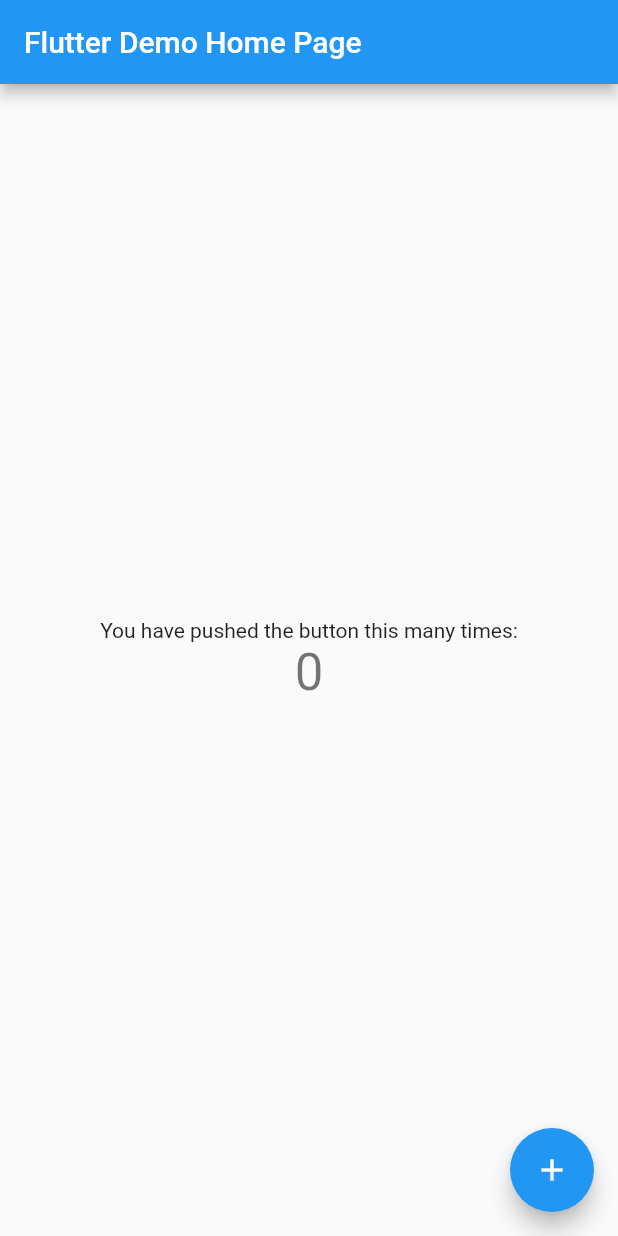
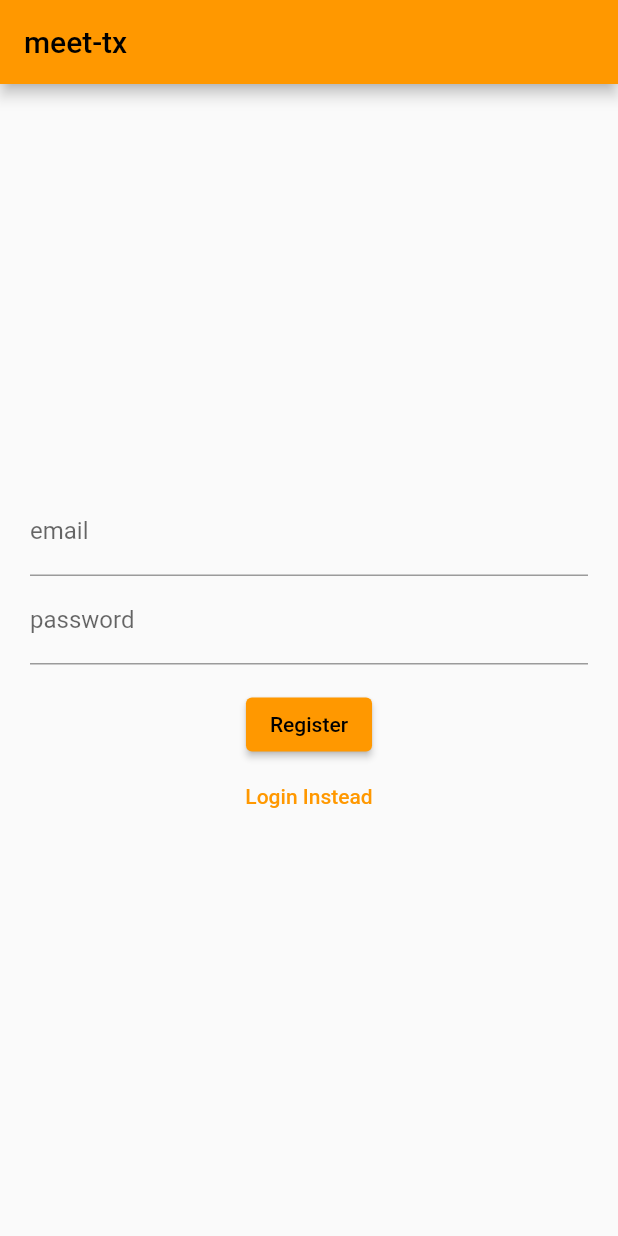
Before and after one commit to owlsCloud/meettx_eval, a Flutter app: the screen it shows after launch, on a phone screen of 412 x 824 dp. Run offline on Flutter 3.47's test engine with Material 2 defaults, Android fonts, the phone set to English and light mode, and no system bars; our stand-ins replace firebase_auth, firebase_core; accounts and stored records are empty.

Commit message:
added auth

```diff
--- /dev/null
+++ b/lib/auth.dart
@@ -0,0 +1,30 @@
+import 'package:firebase_auth/firebase_auth.dart';
+
+class Auth {
+  //creates instance of firebase
+  final FirebaseAuth _firebaseAuth = FirebaseAuth.instance;
+
+  User? get currentUser => _firebaseAuth.currentUser;
+
+  Stream<User?> get authStateChanges => _firebaseAuth.authStateChanges();
+
+//sign user in
+  Future<void> signIn({required String email, required String password}) async {
+    await _firebaseAuth.signInWithEmailAndPassword(
+        email: email, password: password);
+  }
+
+//creates user
+  Future<void> createUser({
+    required String email,
+    required String password,
+  }) async {
+    await _firebaseAuth.createUserWithEmailAndPassword(
+        email: email, password: password);
+  }
+
+//sign out user
+  Future<void> signOut() async {
+    await _firebaseAuth.signOut();
+  }
+}
--- a/lib/main.dart
+++ b/lib/main.dart
@@ -1,6 +1,10 @@
 import 'package:flutter/material.dart';
+import 'package:meettx_eval/widget_tree.dart';
+import 'package:firebase_core/firebase_core.dart';
 
-void main() {
+Future<void> main() async {
+  WidgetsFlutterBinding.ensureInitialized();
+  await Firebase.initializeApp();
   runApp(const MyApp());
 }
 
@@ -11,105 +15,12 @@
   @override
   Widget build(BuildContext context) {
     return MaterialApp(
-      title: 'Flutter Demo',
+      debugShowCheckedModeBanner: false,
+      title: 'Meet-Tx',
       theme: ThemeData(
-        // This is the theme of your application.
-        //
-        // Try running your application with "flutter run". You'll see the
-        // application has a blue toolbar. Then, without quitting the app, try
-        // changing the primarySwatch below to Colors.green and then invoke
-        // "hot reload" (press "r" in the console where you ran "flutter run",
-        // or simply save your changes to "hot reload" in a Flutter IDE).
-        // Notice that the counter didn't reset back to zero; the application
-        // is not restarted.
-        primarySwatch: Colors.blue,
+        primarySwatch: Colors.orange,
       ),
-      home: const MyHomePage(title: 'Flutter Demo Home Page'),
+      home: const WidgetTree(),
     );
   }
 }
-
-class MyHomePage extends StatefulWidget {
-  const MyHomePage({super.key, required this.title});
-
-  // This widget is the home page of your application. It is stateful, meaning
-  // that it has a State object (defined below) that contains fields that affect
-  // how it looks.
-
-  // This class is the configuration for the state. It holds the values (in this
-  // case the title) provided by the parent (in this case the App widget) and
-  // used by the build method of the State. Fields in a Widget subclass are
-  // always marked "final".
-
-  final String title;
-
-  @override
-  State<MyHomePage> createState() => _MyHomePageState();
-}
-
-class _MyHomePageState extends State<MyHomePage> {
-  int _counter = 0;
-
-  void _incrementCounter() {
-    setState(() {
-      // This call to setState tells the Flutter framework that something has
-      // changed in this State, which causes it to rerun the build method below
-      // so that the display can reflect the updated values. If we changed
-      // _counter without calling setState(), then the build method would not be
-      // called again, and so nothing would appear to happen.
-      _counter++;
-    });
-  }
-
-  @override
-  Widget build(BuildContext context) {
-    // This method is rerun every time setState is called, for instance as done
-    // by the _incrementCounter method above.
-    //
-    // The Flutter framework has been optimized to make rerunning build methods
-    // fast, so that you can just rebuild anything that needs updating rather
-    // than having to individually change instances of widgets.
-    return Scaffold(
-      appBar: AppBar(
-        // Here we take the value from the MyHomePage object that was created by
-        // the App.build method, and use it to set our appbar title.
-        title: Text(widget.title),
-      ),
-      body: Center(
-        // Center is a layout widget. It takes a single child and positions it
-        // in the middle of the parent.
-        child: Column(
-          // Column is also a layout widget. It takes a list of children and
-          // arranges them vertically. By default, it sizes itself to fit its
-          // children horizontally, and tries to be as tall as its parent.
-          //
-          // Invoke "debug painting" (press "p" in the console, choose the
-          // "Toggle Debug Paint" action from the Flutter Inspector in Android
-          // Studio, or the "Toggle Debug Paint" command in Visual Studio Code)
-          // to see the wireframe for each widget.
-          //
-          // Column has various properties to control how it sizes itself and
-          // how it positions its children. Here we use mainAxisAlignment to
-          // center the children vertically; the main axis here is the vertical
-          // axis because Columns are vertical (the cross axis would be
-          // horizontal).
-          mainAxisAlignment: MainAxisAlignment.center,
-          children: <Widget>[
-            const Text(
-              'You have pushed the button this many times:',
-            ),
-            Text(
-              '$_counter',
-              style: Theme.of(context).textTheme.headline4,
-            ),
-          ],
-        ),
-      ),
-      floatingActionButton: FloatingActionButton(
-        onPressed: _incrementCounter,
-        tooltip: 'Increment',
-        child: const Icon(Icons.add),
-      ), // This trailing comma makes auto-formatting nicer for build methods.
-    );
-  }
-}
--- /dev/null
+++ b/lib/pages/login.dart
@@ -0,0 +1,99 @@
+import 'package:flutter/material.dart';
+import 'package:firebase_auth/firebase_auth.dart';
+import '../auth.dart';
+
+class LoginPage extends StatefulWidget {
+  const LoginPage({Key? key}) : super(key: key);
+
+  @override
+  State<LoginPage> createState() => _LoginPageState();
+}
+
+class _LoginPageState extends State<LoginPage> {
+  String? error = "";
+  bool isLogin = false;
+
+  final TextEditingController _emailController = TextEditingController();
+  final TextEditingController _passwordController = TextEditingController();
+
+  Future<void> signIn() async {
+    try {
+      await Auth().signIn(
+          email: _emailController.text, password: _passwordController.text);
+    } on FirebaseAuthException catch (err) {
+      setState(() {
+        error = err.message;
+      });
+    }
+  }
+
+  Future<void> createUser() async {
+    try {
+      await Auth().createUser(
+          email: _emailController.text, password: _passwordController.text);
+    } on FirebaseAuthException catch (err) {
+      setState(() {
+        error = err.message;
+      });
+    }
+  }
+
+  Widget _title() {
+    return const Text('meet-tx');
+  }
+
+  Widget _entryField(
+    String title,
+    TextEditingController controller,
+  ) {
+    return TextField(
+      controller: controller,
+      decoration: InputDecoration(
+        labelText: title,
+      ),
+    );
+  }
+
+  Widget _errorMessage() {
+    return Text(error == '' ? '' : 'Humm ? $error');
+  }
+
+  Widget _submitButton() {
+    return ElevatedButton(
+        onPressed: isLogin ? signIn : createUser,
+        child: Text(isLogin ? 'Login' : "Register"));
+  }
+
+  Widget _loginButton() {
+    return TextButton(
+        onPressed: () {
+          setState(() {
+            isLogin = !isLogin;
+          });
+        },
+        child: Text(isLogin ? 'Register Instead' : "Login Instead"));
+  }
+
+  @override
+  Widget build(BuildContext context) {
+    return Scaffold(
+      appBar: AppBar(title: _title()),
+      body: Container(
+        height: double.infinity,
+        width: double.infinity,
+        padding: const EdgeInsets.all(20),
+        child: Column(
+          crossAxisAlignment: CrossAxisAlignment.center,
+          mainAxisAlignment: MainAxisAlignment.center,
+          children: <Widget>[
+            _entryField('email', _emailController),
+            _entryField('password', _passwordController),
+            _errorMessage(),
+            _submitButton(),
+            _loginButton()
+          ],
+        ),
+      ),
+    );
+  }
+}
--- /dev/null
+++ b/lib/widget_tree.dart
@@ -0,0 +1,27 @@
+import 'package:flutter/material.dart';
+import 'package:meettx_eval/auth.dart';
+import 'package:meettx_eval/pages/home.dart';
+import 'package:meettx_eval/pages/login.dart';
+
+class WidgetTree extends StatefulWidget {
+  const WidgetTree({Key? key}) : super(key: key);
+
+  @override
+  State<WidgetTree> createState() => _WidgetTreeState();
+}
+
+class _WidgetTreeState extends State<WidgetTree> {
+  @override
+  Widget build(BuildContext context) {
+    return StreamBuilder(
+      stream: Auth().authStateChanges,
+      builder: (context, snapshot) {
+        if (snapshot.hasData) {
+          return HomePage();
+        } else {
+          return const LoginPage();
+        }
+      },
+    );
+  }
+}
--- a/pubspec.yaml
+++ b/pubspec.yaml
@@ -36,6 +36,8 @@
   # The following adds the Cupertino Icons font to your application.
   # Use with the CupertinoIcons class for iOS style icons.
   cupertino_icons: ^1.0.2
+  firebase_core: ^2.4.0
+  firebase_auth: ^4.2.1
 
 dev_dependencies:
   flutter_test:
```
Also changed, not shown: lib/pages/home.dart (added, +42 -0 lines), pubspec.lock, 4 other files.
